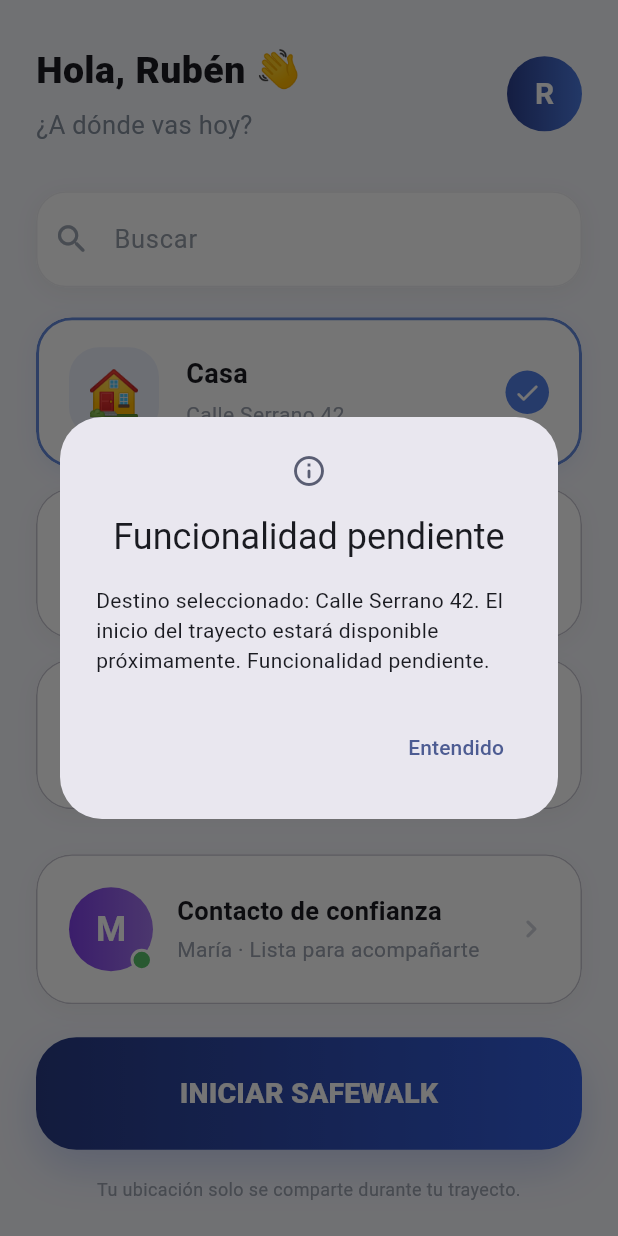
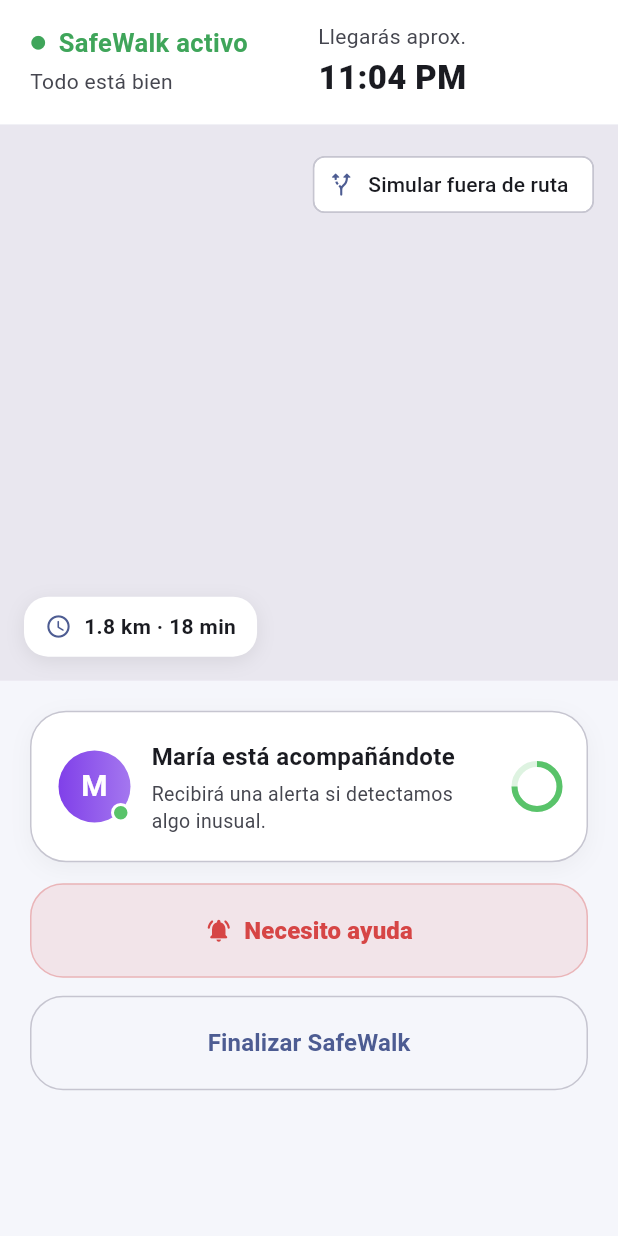
Before and after one commit to Dubu2500/SafeWalk, a Flutter app: the HomeScreen screen opened by its route, after a tap on "INICIAR SAFEWALK", on a phone screen of 412 x 824 dp. Run offline on Flutter 3.47's test engine with Material 3 defaults, Android fonts, the phone set to English and light mode, and no system bars; our stand-ins replace flutter_svg.

Commit message:
I finish the 2 screens (login/map)

```diff
--- a/safewalk/lib/screens/home_screen.dart
+++ b/safewalk/lib/screens/home_screen.dart
@@ -190,9 +190,7 @@ class _HomeScreenState extends State<HomeScreen> {
                       ],
                     ),
                     child: ElevatedButton(
-                      onPressed: () => _showNotice(
-                        'Destino seleccionado: ${_selectedDestination.subtitle}. El inicio del trayecto estará disponible próximamente.',
-                      ),
+                      onPressed: () => Navigator.pushNamed(context, '/map'),
                       style: ElevatedButton.styleFrom(
                         backgroundColor: Colors.transparent,
                         shadowColor: Colors.transparent,
--- /dev/null
+++ b/safewalk/lib/screens/map_screen.dart
@@ -0,0 +1,546 @@
+import 'package:flutter/material.dart';
+
+import '../data/home_data.dart';
+import '../widgets/pending_dialog.dart';
+
+const _green = Color(0xFF3FA55A);
+const _orange = Color(0xFFE8A33D);
+const _red = Color(0xFFD64545);
+
+class MapScreen extends StatefulWidget {
+  const MapScreen({super.key});
+
+  @override
+  State<MapScreen> createState() => _MapScreenState();
+}
+
+class _MapScreenState extends State<MapScreen> {
+  bool _offRoute = false;
+
+  Future<void> _simulateOffRoute() async {
+    setState(() => _offRoute = true);
+    await showModalBottomSheet<void>(
+      context: context,
+      isDismissible: false,
+      enableDrag: false,
+      isScrollControlled: true,
+      backgroundColor: Colors.transparent,
+      builder: (_) => const _OffRouteSheet(),
+    );
+    if (mounted) setState(() => _offRoute = false);
+  }
+
+  void _askForHelp() => showPendingDialog(
+    context,
+    'El aviso de ayuda a $trustedContactName estará disponible próximamente.',
+  );
+
+  @override
+  Widget build(BuildContext context) {
+    final scheme = Theme.of(context).colorScheme;
+    return Scaffold(
+      body: SafeArea(
+        top: false,
+        child: Align(
+          alignment: Alignment.topCenter,
+          child: ConstrainedBox(
+            constraints: const BoxConstraints(maxWidth: 520),
+            child: LayoutBuilder(
+              builder: (context, constraints) => SingleChildScrollView(
+                child: Column(
+                  crossAxisAlignment: CrossAxisAlignment.stretch,
+                  children: [
+                    _StatusHeader(offRoute: _offRoute),
+                    SizedBox(
+                      height: (constraints.maxHeight * 0.45).clamp(
+                        240.0,
+                        460.0,
+                      ),
+                      child: Stack(
+                        children: [
+                          Positioned.fill(
+                            child: ColoredBox(
+                              color: scheme.surfaceContainerHigh,
+                            ),
+                          ),
+                          Positioned(
+                            left: 16,
+                            bottom: 16,
+                            child: _MapChip(
+                              icon: Icons.schedule_rounded,
+                              label: '1.8 km · 18 min',
+                              color: scheme.primary,
+                            ),
+                          ),
+                          Positioned(
+                            left: 16,
+                            right: 16,
+                            top: 16,
+                            child: Align(
+                              alignment: Alignment.topRight,
+                              child: ActionChip(
+                                avatar: const Icon(
+                                  Icons.alt_route_rounded,
+                                  size: 18,
+                                ),
+                                label: const Text('Simular fuera de ruta'),
+                                onPressed: _simulateOffRoute,
+                              ),
+                            ),
+                          ),
+                        ],
+                      ),
+                    ),
+                    Padding(
+                      padding: const EdgeInsets.fromLTRB(20, 20, 20, 16),
+                      child: Column(
+                        crossAxisAlignment: CrossAxisAlignment.stretch,
+                        children: [
+                          const _CompanionCard(),
+                          const SizedBox(height: 14),
+                          _SoftButton(
+                            label: 'Necesito ayuda',
+                            icon: Icons.notifications_active_rounded,
+                            color: _red,
+                            onPressed: _askForHelp,
+                          ),
+                          const SizedBox(height: 12),
+                          OutlinedButton(
+                            onPressed: () => Navigator.maybePop(context),
+                            style: OutlinedButton.styleFrom(
+                              padding: const EdgeInsets.symmetric(vertical: 20),
+                              shape: RoundedRectangleBorder(
+                                borderRadius: BorderRadius.circular(22),
+                              ),
+                              side: BorderSide(color: scheme.outlineVariant),
+                            ),
+                            child: const Text(
+                              'Finalizar SafeWalk',
+                              style: TextStyle(
+                                fontSize: 16,
+                                fontWeight: FontWeight.w700,
+                              ),
+                            ),
+                          ),
+                        ],
+                      ),
+                    ),
+                  ],
+                ),
+              ),
+            ),
+          ),
+        ),
+      ),
+    );
+  }
+}
+
+class _StatusHeader extends StatelessWidget {
+  const _StatusHeader({required this.offRoute});
+  final bool offRoute;
+
+  @override
+  Widget build(BuildContext context) {
+    final scheme = Theme.of(context).colorScheme;
+    final color = offRoute ? _orange : _green;
+    return Container(
+      color: scheme.surface,
+      padding: EdgeInsets.fromLTRB(
+        20,
+        MediaQuery.paddingOf(context).top + 14,
+        20,
+        16,
+      ),
+      child: Row(
+        children: [
+          Expanded(
+            child: Column(
+              crossAxisAlignment: CrossAxisAlignment.start,
+              children: [
+                Row(
+                  children: [
+                    Icon(Icons.circle, size: 11, color: color),
+                    const SizedBox(width: 8),
+                    Flexible(
+                      child: Text(
+                        'SafeWalk activo',
+                        style: TextStyle(
+                          fontSize: 17,
+                          fontWeight: FontWeight.w700,
+                          color: color,
+                        ),
+                      ),
+                    ),
+                  ],
+                ),
+                const SizedBox(height: 4),
+                Text(
+                  offRoute ? 'Fuera de ruta' : 'Todo está bien',
+                  style: TextStyle(color: scheme.onSurfaceVariant),
+                ),
+              ],
+            ),
+          ),
+          const SizedBox(width: 12),
+          Flexible(
+            child: Column(
+              crossAxisAlignment: CrossAxisAlignment.end,
+              children: [
+                Text(
+                  'Llegarás aprox.',
+                  style: TextStyle(color: scheme.onSurfaceVariant),
+                ),
+                const SizedBox(height: 2),
+                const Text(
+                  '11:04 PM',
+                  style: TextStyle(fontSize: 22, fontWeight: FontWeight.w800),
+                ),
+              ],
+            ),
+          ),
+        ],
+      ),
+    );
+  }
+}
+
+class _MapChip extends StatelessWidget {
+  const _MapChip({
+    required this.icon,
+    required this.label,
+    required this.color,
+  });
+  final IconData icon;
+  final String label;
+  final Color color;
+
+  @override
+  Widget build(BuildContext context) => DecoratedBox(
+    decoration: BoxDecoration(
+      color: Theme.of(context).colorScheme.surface,
+      borderRadius: BorderRadius.circular(16),
+      boxShadow: [
+        BoxShadow(
+          color: Colors.black.withValues(alpha: 0.08),
+          blurRadius: 10,
+          offset: const Offset(0, 3),
+        ),
+      ],
+    ),
+    child: Padding(
+      padding: const EdgeInsets.symmetric(horizontal: 14, vertical: 10),
+      child: Row(
+        mainAxisSize: MainAxisSize.min,
+        children: [
+          Icon(icon, size: 18, color: color),
+          const SizedBox(width: 8),
+          Text(label, style: const TextStyle(fontWeight: FontWeight.w700)),
+        ],
+      ),
+    ),
+  );
+}
+
+class _CompanionCard extends StatelessWidget {
+  const _CompanionCard();
+
+  @override
+  Widget build(BuildContext context) {
+    final scheme = Theme.of(context).colorScheme;
+    return Container(
+      padding: const EdgeInsets.all(18),
+      decoration: BoxDecoration(
+        color: scheme.surface,
+        borderRadius: BorderRadius.circular(24),
+        border: Border.all(color: scheme.outlineVariant),
+        boxShadow: [
+          BoxShadow(
+            color: Colors.black.withValues(alpha: 0.04),
+            blurRadius: 12,
+            offset: const Offset(0, 4),
+          ),
+        ],
+      ),
+      child: Row(
+        children: [
+          Stack(
+            children: [
+              Container(
+                width: 48,
+                height: 48,
+                alignment: Alignment.center,
+                decoration: const BoxDecoration(
+                  shape: BoxShape.circle,
+                  gradient: LinearGradient(
+                    colors: [Color(0xFF8040E9), Color(0xFFA477EF)],
+                  ),
+                ),
+                child: Text(
+                  trustedContactName.substring(0, 1),
+                  style: const TextStyle(
+                    color: Colors.white,
+                    fontSize: 20,
+                    fontWeight: FontWeight.w700,
+                  ),
+                ),
+              ),
+              Positioned(
+                right: 0,
+                bottom: 0,
+                child: Container(
+                  width: 13,
+                  height: 13,
+                  decoration: BoxDecoration(
+                    color: const Color(0xFF59C36A),
+                    shape: BoxShape.circle,
+                    border: Border.all(color: scheme.surface, width: 2),
+                  ),
+                ),
+              ),
+            ],
+          ),
+          const SizedBox(width: 14),
+          Expanded(
+            child: Column(
+              crossAxisAlignment: CrossAxisAlignment.start,
+              children: [
+                Text(
+                  '$trustedContactName está acompañándote',
+                  style: const TextStyle(
+                    fontSize: 16,
+                    fontWeight: FontWeight.w700,
+                  ),
+                ),
+                const SizedBox(height: 4),
+                Text(
+                  'Recibirá una alerta si detectamos algo inusual.',
+                  style: TextStyle(
+                    fontSize: 13,
+                    height: 1.4,
+                    color: scheme.onSurfaceVariant,
+                  ),
+                ),
+              ],
+            ),
+          ),
+          const SizedBox(width: 12),
+          const SizedBox(
+            width: 30,
+            height: 30,
+            child: CircularProgressIndicator(
+              value: 0.75,
+              strokeWidth: 4,
+              color: Color(0xFF59C36A),
+              backgroundColor: Color(0x3359C36A),
+            ),
+          ),
+        ],
+      ),
+    );
+  }
+}
+
+class _SoftButton extends StatelessWidget {
+  const _SoftButton({
+    required this.label,
+    required this.icon,
+    required this.color,
+    required this.onPressed,
+  });
+  final String label;
+  final IconData icon;
+  final Color color;
+  final VoidCallback onPressed;
+
+  @override
+  Widget build(BuildContext context) => TextButton.icon(
+    onPressed: onPressed,
+    icon: Icon(icon, color: color),
+    label: Text(
+      label,
+      style: TextStyle(color: color, fontSize: 16, fontWeight: FontWeight.w800),
+    ),
+    style: TextButton.styleFrom(
+      padding: const EdgeInsets.symmetric(vertical: 20),
+      backgroundColor: color.withValues(alpha: 0.10),
+      shape: RoundedRectangleBorder(
+        borderRadius: BorderRadius.circular(22),
+        side: BorderSide(color: color.withValues(alpha: 0.30)),
+      ),
+    ),
+  );
+}
+
+class _OffRouteSheet extends StatelessWidget {
+  const _OffRouteSheet();
+
+  @override
+  Widget build(BuildContext context) {
+    final scheme = Theme.of(context).colorScheme;
+    return SafeArea(
+      child: Center(
+        child: ConstrainedBox(
+          constraints: const BoxConstraints(maxWidth: 520),
+          child: SingleChildScrollView(
+            padding: const EdgeInsets.all(16),
+            child: Container(
+              padding: const EdgeInsets.all(22),
+              decoration: BoxDecoration(
+                color: scheme.surface,
+                borderRadius: BorderRadius.circular(28),
+                boxShadow: [
+                  BoxShadow(
+                    color: Colors.black.withValues(alpha: 0.12),
+                    blurRadius: 24,
+                    offset: const Offset(0, 8),
+                  ),
+                ],
+              ),
+              child: Column(
+                mainAxisSize: MainAxisSize.min,
+                crossAxisAlignment: CrossAxisAlignment.stretch,
+                children: [
+                  Row(
+                    children: [
+                      Flexible(
+                        child: Container(
+                          padding: const EdgeInsets.symmetric(
+                            horizontal: 12,
+                            vertical: 6,
+                          ),
+                          decoration: BoxDecoration(
+                            color: _orange.withValues(alpha: 0.15),
+                            borderRadius: BorderRadius.circular(14),
+                            border: Border.all(
+                              color: _orange.withValues(alpha: 0.4),
+                            ),
+                          ),
+                          child: const Row(
+                            mainAxisSize: MainAxisSize.min,
+                            children: [
+                              Icon(Icons.circle, size: 9, color: _orange),
+                              SizedBox(width: 6),
+                              Flexible(
+                                child: Text(
+                                  'Fuera de ruta',
+                                  overflow: TextOverflow.ellipsis,
+                                  style: TextStyle(
+                                    color: _orange,
+                                    fontWeight: FontWeight.w700,
+                                  ),
+                                ),
+                              ),
+                            ],
+                          ),
+                        ),
+                      ),
+                      const Spacer(),
+                      const Icon(Icons.schedule_rounded, color: _red, size: 20),
+                      const SizedBox(width: 4),
+                      const Text(
+                        '00:20',
+                        style: TextStyle(
+                          color: _red,
+                          fontSize: 22,
+                          fontWeight: FontWeight.w800,
+                        ),
+                      ),
+                    ],
+                  ),
+                  const SizedBox(height: 18),
+                  const Text(
+                    '¿Todo está bien?',
+                    style: TextStyle(fontSize: 26, fontWeight: FontWeight.w800),
+                  ),
+                  const SizedBox(height: 8),
+                  Text(
+                    'Llevas unos minutos fuera de tu ruta. Responde en 00:20.',
+                    style: TextStyle(
+                      height: 1.5,
+                      color: scheme.onSurfaceVariant,
+                    ),
+                  ),
+                  const SizedBox(height: 22),
+                  DecoratedBox(
+                    decoration: BoxDecoration(
+                      borderRadius: BorderRadius.circular(24),
+                      gradient: const LinearGradient(
+                        colors: [Color(0xFF4CA562), Color(0xFF63C376)],
+                      ),
+                    ),
+                    child: TextButton.icon(
+                      onPressed: () => Navigator.pop(context),
+                      icon: const Icon(
+                        Icons.thumb_up_alt_rounded,
+                        color: Colors.white,
+                      ),
+                      label: const Text(
+                        'Sí, estoy bien',
+                        style: TextStyle(
+                          color: Colors.white,
+                          fontSize: 17,
+                          fontWeight: FontWeight.w800,
+                        ),
+                      ),
+                      style: TextButton.styleFrom(
+                        padding: const EdgeInsets.symmetric(vertical: 20),
+                      ),
+                    ),
+                  ),
+                  const SizedBox(height: 12),
+                  _SoftButton(
+                    label: 'Necesito ayuda',
+                    icon: Icons.notifications_active_rounded,
+                    color: _red,
+                    onPressed: () {
+                      Navigator.pop(context);
+                      showPendingDialog(
+                        context,
+                        'El aviso de ayuda a $trustedContactName estará disponible próximamente.',
+                      );
+                    },
+                  ),
+                  const SizedBox(height: 16),
+                  const Divider(),
+                  Material(
+                    type: MaterialType.transparency,
+                    child: ListTile(
+                      contentPadding: const EdgeInsets.symmetric(horizontal: 4),
+                      leading: const CircleAvatar(
+                        backgroundColor: Color(0xFF8040E9),
+                        child: Text('M', style: TextStyle(color: Colors.white)),
+                      ),
+                      title: const Text(
+                        'Enviar alerta a $trustedContactName',
+                        style: TextStyle(fontWeight: FontWeight.w700),
+                      ),
+                      trailing: const Icon(Icons.chevron_right_rounded),
+                      onTap: () {
+                        Navigator.pop(context);
+                        showPendingDialog(
+                          context,
+                          'El envío de alertas estará disponible próximamente.',
+                        );
+                      },
+                    ),
+                  ),
+                  const SizedBox(height: 8),
+                  Text(
+                    'Si no respondes, tu contacto recibirá una alerta con tu última ubicación conocida.',
+                    textAlign: TextAlign.center,
+                    style: TextStyle(
+                      fontSize: 12,
+                      height: 1.5,
+                      color: scheme.onSurfaceVariant,
+                    ),
+                  ),
+                ],
+              ),
+            ),
+          ),
+        ),
+      ),
+    );
+  }
+}
```
Also changed, not shown: safewalk/lib/main.dart (+5 -2 lines), safewalk/lib/screens/login_screen.dart (added, +62 -0 lines), 1 other file.
